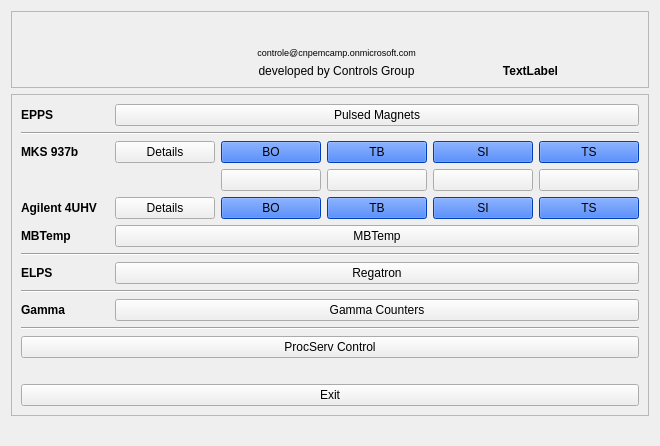
Before: the Qt Designer form siriushlacon/launcher/ui/launcher.ui in lnls-sirius/pydm-opi, drawn with Qt 5.
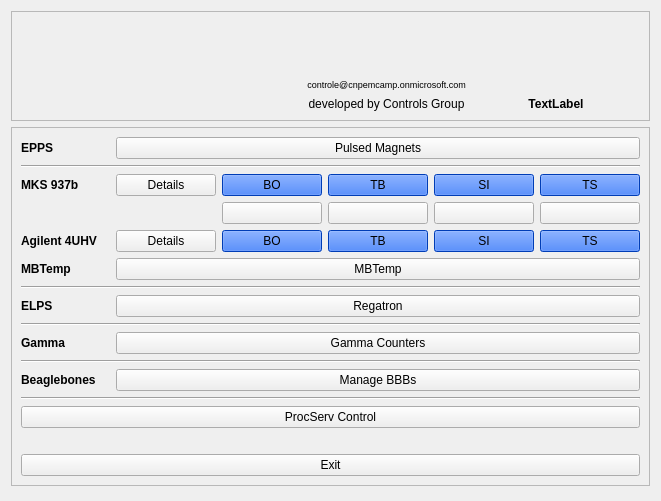
After: the same form once the commit is applied. Custom widgets are drawn as their Qt base class.

Commit message: New launcher images (no white background)

```diff
--- a/siriushlacon/launcher/ui/launcher.ui
+++ b/siriushlacon/launcher/ui/launcher.ui
@@ -6,8 +6,8 @@
    <rect>
     <x>0</x>
     <y>0</y>
-    <width>660</width>
-    <height>446</height>
+    <width>661</width>
+    <height>501</height>
    </rect>
   </property>
   <property name="windowTitle">
@@ -2737,14 +2737,14 @@
         </property>
        </widget>
       </item>
-      <item row="12" column="0" colspan="6">
+      <item row="14" column="0" colspan="6">
        <widget class="Line" name="line_3">
         <property name="orientation">
          <enum>Qt::Horizontal</enum>
         </property>
        </widget>
       </item>
-      <item row="15" column="0" colspan="6">
+      <item row="17" column="0" colspan="6">
        <widget class="PyDMPushButton" name="btnExit">
         <property name="toolTip">
          <string/>
@@ -2792,7 +2792,7 @@
         </property>
        </widget>
       </item>
-      <item row="14" column="0">
+      <item row="16" column="0">
        <spacer name="verticalSpacer">
         <property name="orientation">
          <enum>Qt::Vertical</enum>
@@ -3301,14 +3301,7 @@
         </property>
        </widget>
       </item>
-      <item row="1" column="0" colspan="6">
-       <widget class="Line" name="line">
-        <property name="orientation">
-         <enum>Qt::Horizontal</enum>
-        </property>
-       </widget>
-      </item>
-      <item row="13" column="0" colspan="6">
+      <item row="15" column="0" colspan="6">
        <widget class="PyDMRelatedDisplayButton" name="btnProcServCtrl">
         <property name="toolTip">
          <string/>
@@ -3822,6 +3815,39 @@
         </property>
        </widget>
       </item>
+      <item row="12" column="0" colspan="6">
+       <widget class="Line" name="line_5">
+        <property name="orientation">
+         <enum>Qt::Horizontal</enum>
+        </property>
+       </widget>
+      </item>
+      <item row="13" column="0">
+       <widget class="QLabel" name="label_3">
+        <property name="font">
+         <font>
+          <weight>75</weight>
+          <bold>true</bold>
+         </font>
+        </property>
+        <property name="text">
+         <string>Beaglebones</string>
+        </property>
+       </widget>
+      </item>
+      <item row="13" column="1" colspan="5">
+       <widget class="PyDMRelatedDisplayButton" name="btnBBB">
+        <property name="toolTip">
+         <string/>
+        </property>
+        <property name="text">
+         <string>Manage BBBs</string>
+        </property>
+        <property name="showIcon" stdset="0">
+         <bool>false</bool>
+        </property>
+       </widget>
+      </item>
      </layout>
     </widget>
    </item>
@@ -3867,7 +3893,23 @@
        <widget class="QLabel" name="label_cnpem"/>
       </item>
       <item row="0" column="1" rowspan="3">
-       <widget class="QLabel" name="label_lnls"/>
+       <widget class="QLabel" name="label_lnls">
+        <property name="minimumSize">
+         <size>
+          <width>90</width>
+          <height>90</height>
+         </size>
+        </property>
+        <property name="maximumSize">
+         <size>
+          <width>90</width>
+          <height>90</height>
+         </size>
+        </property>
+        <property name="scaledContents">
+         <bool>true</bool>
+        </property>
+       </widget>
       </item>
       <item row="2" column="4">
        <widget class="QLabel" name="label_296">
@@ -4307,6 +4349,28 @@
         </property>
        </widget>
       </item>
+      <item row="0" column="3" colspan="2">
+       <widget class="QLabel" name="label_cnpem">
+        <property name="enabled">
+         <bool>true</bool>
+        </property>
+        <property name="minimumSize">
+         <size>
+          <width>180</width>
+          <height>50</height>
+         </size>
+        </property>
+        <property name="maximumSize">
+         <size>
+          <width>180</width>
+          <height>50</height>
+         </size>
+        </property>
+        <property name="scaledContents">
+         <bool>true</bool>
+        </property>
+       </widget>
+      </item>
      </layout>
     </widget>
    </item>
```
Left out of the diff: 42 changed lines with no effect on the pictures. The commit also changes 3 other files.
